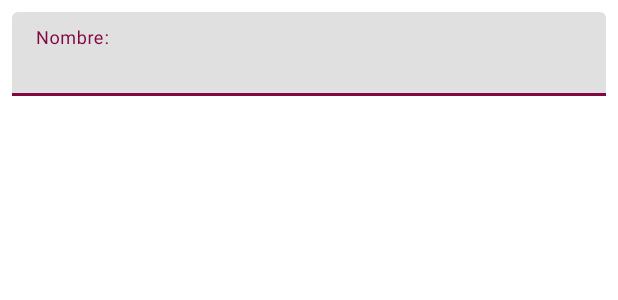
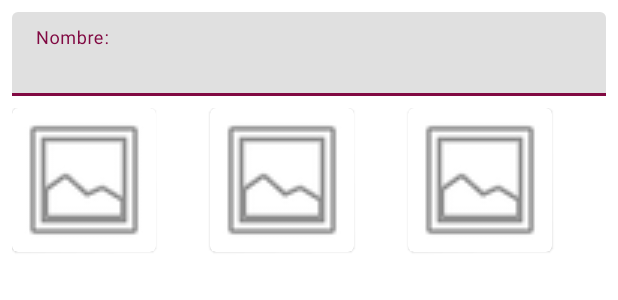
Before and after one commit to HectorSalo/MyFinances, an Android app: the layout dialog_crear_lista.xml on its own in the app's theme, with its tools: preview values and no code run, on a phone screen of 412 x 824 dp. Shown: the top 300 px of the screen. Run offline under Robolectric (Android 15) with nearby library versions, the phone set to English and light mode, and no system bars.

Commit message:
Implementacion Imagenes Listas

```diff
--- a/app/build.gradle
+++ b/app/build.gradle
@@ -52,6 +52,7 @@ dependencies {
     implementation 'com.google.android.gms:play-services-auth:19.0.0'
     implementation 'androidx.recyclerview:recyclerview:1.1.0'
     implementation 'androidx.cardview:cardview:1.0.0'
+    implementation 'com.github.bumptech.glide:glide:4.11.0'
     implementation 'it.xabaras.android:recyclerview-swipedecorator:1.2.2'
     implementation 'org.jsoup:jsoup:1.13.1'
     implementation 'androidx.lifecycle:lifecycle-runtime-ktx:2.2.0'
--- /dev/null
+++ b/app/src/main/java/com/skysam/hchirinos/myfinances/common/model/constructores/ImagenesListasConstructor.kt
@@ -0,0 +1,5 @@
+package com.skysam.hchirinos.myfinances.common.model.constructores
+
+class ImagenesListasConstructor {
+    var photoUrl: String? = null
+}
--- /dev/null
+++ b/app/src/main/res/layout/cardview_imagenes_listas.xml
@@ -0,0 +1,20 @@
+<?xml version="1.0" encoding="utf-8"?>
+<com.google.android.material.card.MaterialCardView xmlns:android="http://schemas.android.com/apk/res/android"
+    xmlns:app="http://schemas.android.com/apk/res-auto"
+    android:layout_width="wrap_content"
+    android:layout_height="wrap_content"
+    android:id="@+id/cardview">
+
+
+    <RelativeLayout
+        android:layout_width="wrap_content"
+        android:layout_height="wrap_content">
+
+        <ImageView
+            android:id="@+id/iv_listas"
+            android:layout_width="96dp"
+            android:layout_height="96dp"
+            app:srcCompat="@android:drawable/ic_menu_gallery" />
+
+    </RelativeLayout>
+</com.google.android.material.card.MaterialCardView>
--- a/app/src/main/res/layout/dialog_crear_lista.xml
+++ b/app/src/main/res/layout/dialog_crear_lista.xml
@@ -25,4 +25,20 @@
             android:inputType="textCapSentences" />
     </com.google.android.material.textfield.TextInputLayout>
 
+    <androidx.recyclerview.widget.RecyclerView
+        android:id="@+id/rv_imagenes_listas"
+        android:layout_width="0dp"
+        android:layout_height="0dp"
+        android:layout_marginStart="8dp"
+        android:layout_marginTop="8dp"
+        android:layout_marginEnd="8dp"
+        android:layout_marginBottom="8dp"
+        app:layout_constraintBottom_toBottomOf="parent"
+        app:layout_constraintEnd_toEndOf="parent"
+        app:layout_constraintStart_toStartOf="parent"
+        app:layout_constraintTop_toBottomOf="@+id/input_nombre"
+        tools:listitem="@layout/cardview_imagenes_listas"
+        app:layoutManager="androidx.recyclerview.widget.GridLayoutManager"
+        app:spanCount="3"/>
+
 </androidx.constraintlayout.widget.ConstraintLayout>
```
Also changed, not shown: app/src/main/java/com/skysam/hchirinos/myfinances/listaGastosModule/ui/CrearEditarListaDialog.kt (+7 -0 lines), app/src/main/java/com/skysam/hchirinos/myfinances/listaGastosModule/ui/ImagenesListasAdapter.kt (added, +61 -0 lines).
